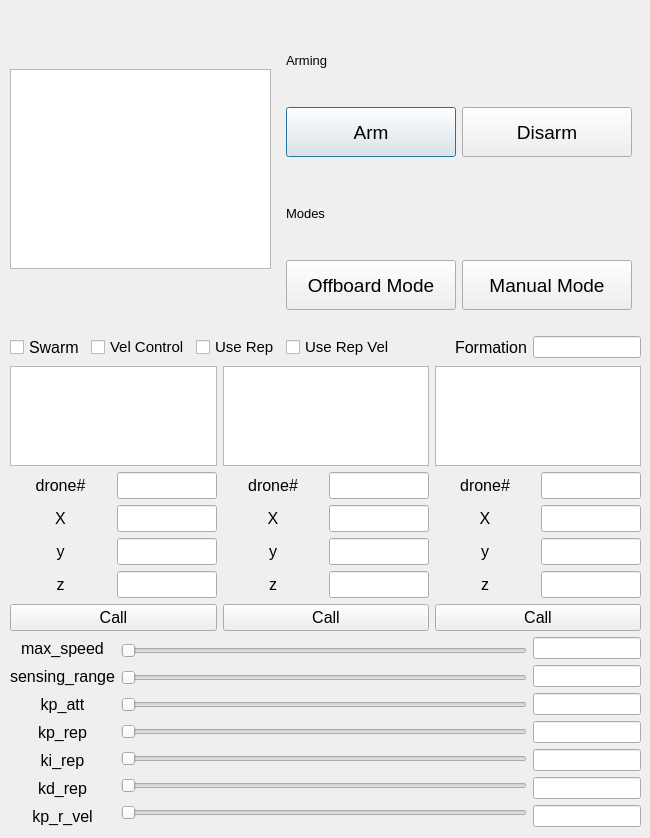
The window that vehicle_monitor.ui (ICSL-hanyang/vehicle_monitor) describes before a commit, drawn with Qt 5.
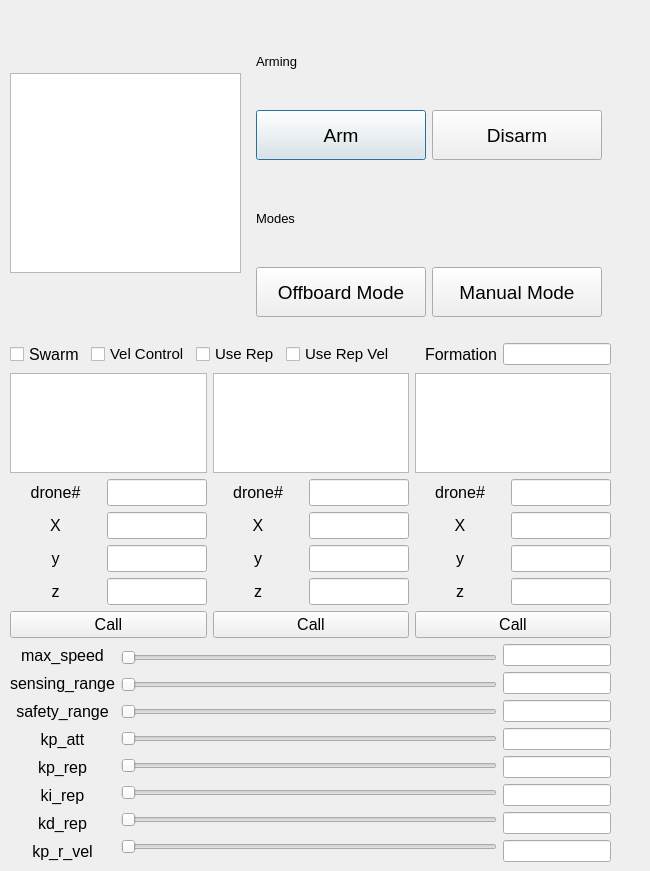
The same window after the commit.

Commit message: safety_range param added & code refactoring

```diff
--- a/vehicle_monitor.ui
+++ b/vehicle_monitor.ui
@@ -7,7 +7,7 @@
     <x>0</x>
     <y>0</y>
     <width>650</width>
-    <height>838</height>
+    <height>871</height>
    </rect>
   </property>
   <property name="minimumSize">
@@ -24,8 +24,8 @@
     <rect>
      <x>10</x>
      <y>10</y>
-     <width>631</width>
-     <height>817</height>
+     <width>601</width>
+     <height>852</height>
     </rect>
    </property>
    <layout class="QVBoxLayout" name="verticalLayout_2">
@@ -929,6 +929,21 @@
           </property>
          </widget>
         </item>
+        <item>
+         <widget class="QLabel" name="label_23">
+          <property name="font">
+           <font>
+            <pointsize>12</pointsize>
+           </font>
+          </property>
+          <property name="text">
+           <string>safety_range</string>
+          </property>
+          <property name="alignment">
+           <set>Qt::AlignCenter</set>
+          </property>
+         </widget>
+        </item>
         <item>
          <widget class="QLabel" name="label_16">
           <property name="font">
@@ -1016,7 +1031,14 @@
          </widget>
         </item>
         <item>
-         <widget class="QSlider" name="horizontalSlider_rep_range">
+         <widget class="QSlider" name="horizontalSlider_sensing_range">
+          <property name="orientation">
+           <enum>Qt::Horizontal</enum>
+          </property>
+         </widget>
+        </item>
+        <item>
+         <widget class="QSlider" name="horizontalSlider_safety_range">
           <property name="orientation">
            <enum>Qt::Horizontal</enum>
           </property>
@@ -1072,7 +1094,17 @@
          </widget>
         </item>
         <item>
-         <widget class="QLineEdit" name="lineEdit_rep_range">
+         <widget class="QLineEdit" name="lineEdit_sensing_range">
+          <property name="sizePolicy">
+           <sizepolicy hsizetype="Fixed" vsizetype="Fixed">
+            <horstretch>0</horstretch>
+            <verstretch>0</verstretch>
+           </sizepolicy>
+          </property>
+         </widget>
+        </item>
+        <item>
+         <widget class="QLineEdit" name="lineEdit_safety_range">
           <property name="sizePolicy">
            <sizepolicy hsizetype="Fixed" vsizetype="Fixed">
             <horstretch>0</horstretch>
```
The commit also changes 3 other files.
